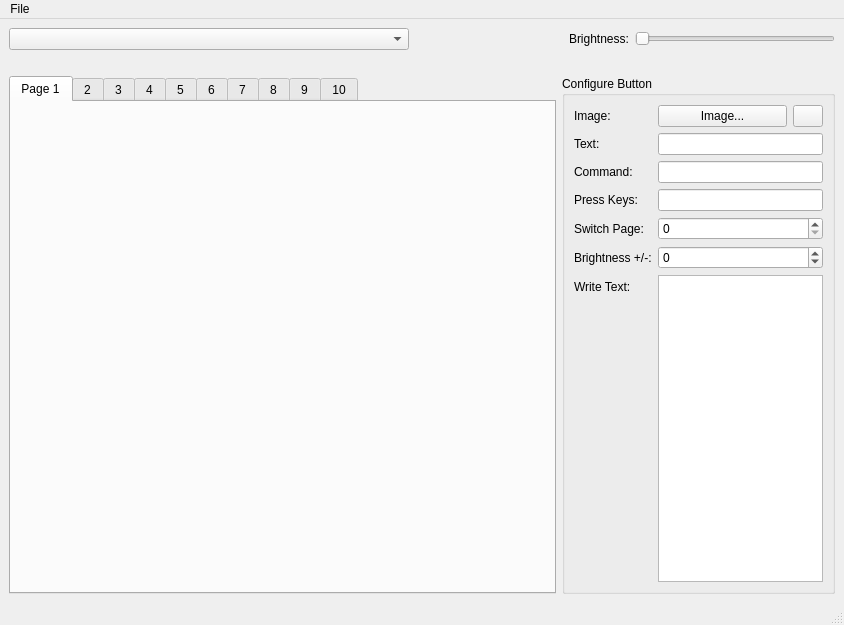
Old version of the form streamdeck_ui/main.ui in the repository timothycrosley/streamdeck-ui.
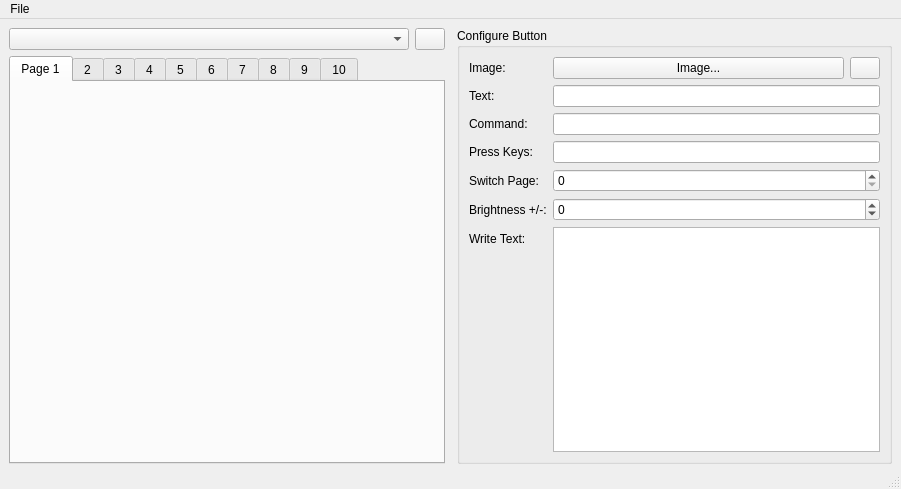
New version of the form. Icons and pictures are not drawn.

Commit message: Add settings dialog

```diff
--- a/streamdeck_ui/main.ui
+++ b/streamdeck_ui/main.ui
@@ -6,78 +6,46 @@
    <rect>
     <x>0</x>
     <y>0</y>
-    <width>844</width>
-    <height>625</height>
+    <width>901</width>
+    <height>489</height>
    </rect>
   </property>
   <property name="windowTitle">
    <string>Stream Deck UI</string>
   </property>
   <widget class="QWidget" name="centralwidget">
+   <property name="autoFillBackground">
+    <bool>false</bool>
+   </property>
    <layout class="QVBoxLayout" name="verticalLayout_2">
+    <property name="spacing">
+     <number>6</number>
+    </property>
+    <property name="leftMargin">
+     <number>9</number>
+    </property>
+    <property name="bottomMargin">
+     <number>3</number>
+    </property>
     <item>
-     <layout class="QVBoxLayout" name="verticalLayout">
+     <layout class="QHBoxLayout" name="main_horizontalLayout">
+      <property name="spacing">
+       <number>12</number>
+      </property>
+      <property name="leftMargin">
+       <number>0</number>
+      </property>
+      <property name="topMargin">
+       <number>0</number>
+      </property>
+      <property name="rightMargin">
+       <number>0</number>
+      </property>
+      <property name="bottomMargin">
+       <number>0</number>
+      </property>
       <item>
-       <layout class="QHBoxLayout" name="horizontalLayout_3">
-        <item>
-         <widget class="QComboBox" name="device_list">
-          <property name="minimumSize">
-           <size>
-            <width>400</width>
-            <height>0</height>
-           </size>
-          </property>
-         </widget>
-        </item>
-        <item>
-         <spacer name="horizontalSpacer">
-          <property name="orientation">
-           <enum>Qt::Horizontal</enum>
-          </property>
-          <property name="sizeHint" stdset="0">
-           <size>
-            <width>40</width>
-            <height>20</height>
-           </size>
-          </property>
-         </spacer>
-        </item>
-        <item>
-         <widget class="QLabel" name="label_4">
-          <property name="sizePolicy">
-           <sizepolicy hsizetype="Fixed" vsizetype="Preferred">
-            <horstretch>0</horstretch>
-            <verstretch>0</verstretch>
-           </sizepolicy>
-          </property>
-          <property name="text">
-           <string>Brightness:</string>
-          </property>
-         </widget>
-        </item>
-        <item>
-         <widget class="QSlider" name="brightness">
-          <property name="sizePolicy">
-           <sizepolicy hsizetype="Minimum" vsizetype="Fixed">
-            <horstretch>0</horstretch>
-            <verstretch>0</verstretch>
-           </sizepolicy>
-          </property>
-          <property name="minimumSize">
-           <size>
-            <width>200</width>
-            <height>0</height>
-           </size>
-          </property>
-          <property name="orientation">
-           <enum>Qt::Horizontal</enum>
-          </property>
-         </widget>
-        </item>
-       </layout>
-      </item>
-      <item>
-       <layout class="QHBoxLayout" name="horizontalLayout" stretch="2,1">
+       <layout class="QVBoxLayout" name="left_verticalLayout" stretch="0,1">
         <property name="spacing">
          <number>6</number>
         </property>
@@ -85,8 +53,63 @@
          <enum>QLayout::SetDefaultConstraint</enum>
         </property>
         <property name="topMargin">
-         <number>20</number>
+         <number>0</number>
         </property>
+        <item>
+         <layout class="QHBoxLayout" name="deviceSettings_horizontalLayout">
+          <property name="leftMargin">
+           <number>0</number>
+          </property>
+          <property name="topMargin">
+           <number>0</number>
+          </property>
+          <property name="rightMargin">
+           <number>0</number>
+          </property>
+          <property name="bottomMargin">
+           <number>0</number>
+          </property>
+          <item>
+           <widget class="QComboBox" name="device_list">
+            <property name="minimumSize">
+             <size>
+              <width>400</width>
+              <height>0</height>
+             </size>
+            </property>
+           </widget>
+          </item>
+          <item>
+           <widget class="QPushButton" name="settingsButton">
+            <property name="sizePolicy">
+             <sizepolicy hsizetype="Minimum" vsizetype="Expanding">
+              <horstretch>0</horstretch>
+              <verstretch>0</verstretch>
+             </sizepolicy>
+            </property>
+            <property name="minimumSize">
+             <size>
+              <width>0</width>
+              <height>0</height>
+             </size>
+            </property>
+            <property name="maximumSize">
+             <size>
+              <width>30</width>
+              <height>16777215</height>
+             </size>
+            </property>
+            <property name="text">
+             <string/>
+            </property>
+            <property name="icon">
+             <iconset resource="resources.qrc">
+              <normaloff>:/icons/icons/gear.png</normaloff>:/icons/icons/gear.png</iconset>
+            </property>
+           </widget>
+          </item>
+         </layout>
+        </item>
         <item>
          <widget class="QTabWidget" name="pages">
           <property name="sizePolicy">
@@ -166,6 +189,10 @@
           </widget>
          </widget>
         </item>
+       </layout>
+      </item>
+      <item>
+       <layout class="QHBoxLayout" name="right_horizontalLayout">
         <item>
          <widget class="QGroupBox" name="groupBox">
           <property name="minimumSize">
@@ -317,7 +344,7 @@
     <rect>
      <x>0</x>
      <y>0</y>
-     <width>844</width>
+     <width>901</width>
      <height>22</height>
     </rect>
    </property>
```
The commit also changes 10 other files.
